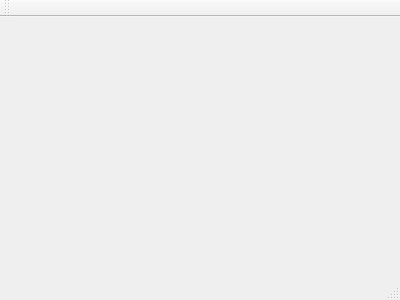
The window that layout/mainwindow.ui (garanaveen/qtapps) describes before a commit, drawn with Qt 5.
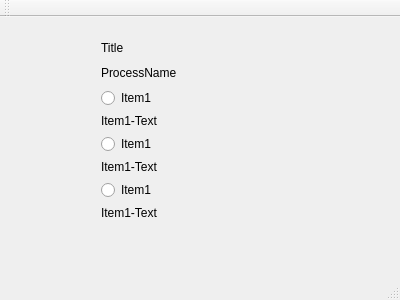
The same window after the commit.

Commit message: Testing layout behaviour in Qt

The edit to the form file:
```diff
--- a/layout/mainwindow.ui
+++ b/layout/mainwindow.ui
@@ -13,7 +13,88 @@
   <property name="windowTitle">
    <string>MainWindow</string>
   </property>
-  <widget class="QWidget" name="centralWidget"/>
+  <widget class="QWidget" name="centralWidget">
+   <widget class="QWidget" name="">
+    <property name="geometry">
+     <rect>
+      <x>90</x>
+      <y>10</y>
+      <width>98</width>
+      <height>204</height>
+     </rect>
+    </property>
+    <layout class="QVBoxLayout" name="verticalLayout_4">
+     <item>
+      <widget class="QLabel" name="label_2">
+       <property name="text">
+        <string>Title</string>
+       </property>
+      </widget>
+     </item>
+     <item>
+      <widget class="QLabel" name="label_3">
+       <property name="text">
+        <string>ProcessName</string>
+       </property>
+      </widget>
+     </item>
+     <item>
+      <layout class="QVBoxLayout" name="verticalLayout">
+       <item>
+        <widget class="QRadioButton" name="radioButton">
+         <property name="text">
+          <string>Item1</string>
+         </property>
+        </widget>
+       </item>
+       <item>
+        <widget class="QLabel" name="label">
+         <property name="text">
+          <string>Item1-Text</string>
+         </property>
+        </widget>
+       </item>
+      </layout>
+     </item>
+     <item>
+      <layout class="QVBoxLayout" name="verticalLayout_2">
+       <item>
+        <widget class="QRadioButton" name="radioButton_2">
+         <property name="text">
+          <string>Item1</string>
+         </property>
+        </widget>
+       </item>
+       <item>
+        <widget class="QLabel" name="label_4">
+         <property name="text">
+          <string>Item1-Text</string>
+         </property>
+        </widget>
+       </item>
+      </layout>
+     </item>
+     <item>
+      <layout class="QVBoxLayout" name="verticalLayout_3">
+       <item>
+        <widget class="QRadioButton" name="radioButton_3">
+         <property name="text">
+          <string>Item1</string>
+         </property>
+        </widget>
+       </item>
+       <item>
+        <widget class="QLabel" name="label_5">
+         <property name="text">
+          <string>Item1-Text</string>
+         </property>
+        </widget>
+       </item>
+      </layout>
+     </item>
+    </layout>
+   </widget>
+  </widget>
   <widget class="QMenuBar" name="menuBar">
    <property name="geometry">
     <rect>
```
The commit also changes 4 other files.
